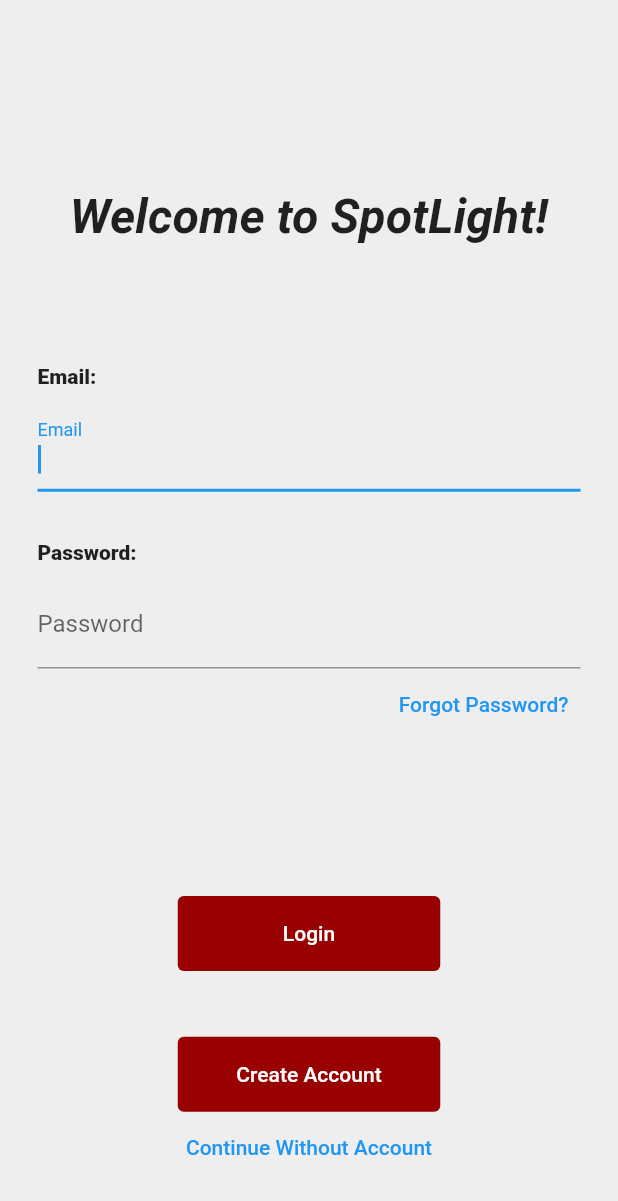
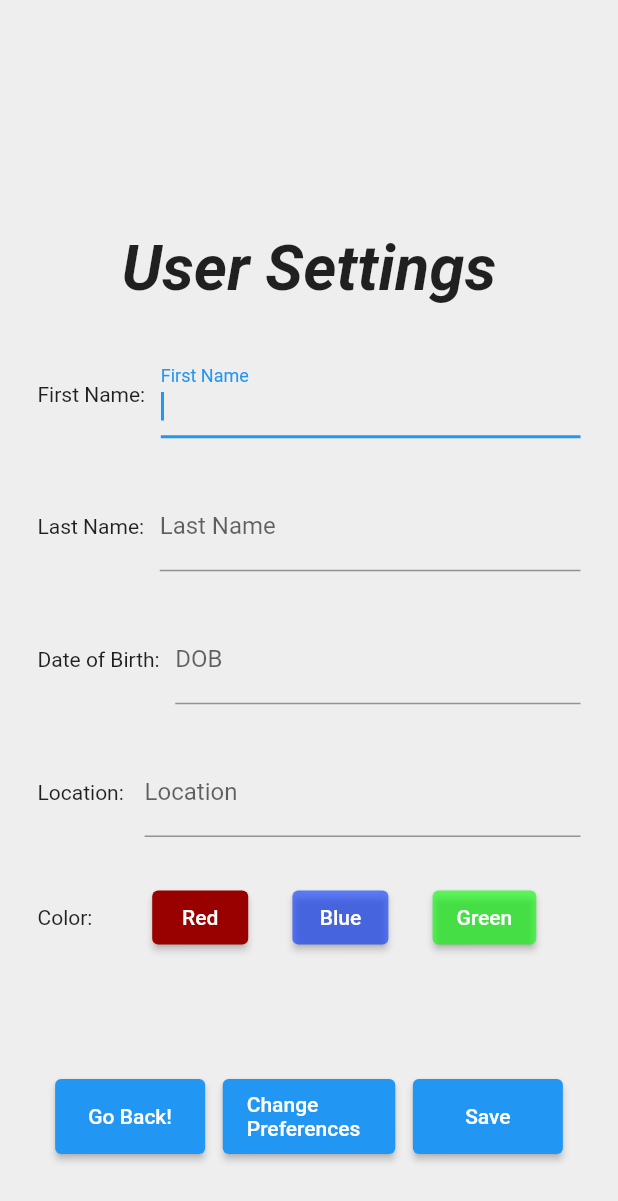
Before and after one commit to astrebe/project-spotlight, a Flutter app: the screen it shows after launch, on a phone screen of 412 x 824 dp. Shown: the top 1201 px of the screen. Run offline on Flutter 3.47's test engine with Material 2 defaults, Android fonts, the phone set to English and light mode, and no system bars; our stand-ins replace cloud_firestore, firebase_auth, firebase_core; accounts and stored records are empty.

Commit message:
Second Creation
I've created another branch for the user settings and preferences that includes all the things already involved in main, since in order to use preferences I needed the database created with the recall information

```diff
--- a/spotlight_app/lib/main.dart
+++ b/spotlight_app/lib/main.dart
@@ -4,6 +4,7 @@
 import 'package:spotlight_app/RecalledProductDatabase.dart';
 import 'package:spotlight_app/SpotlightFilterView.dart';
 import 'SpotlightViewFrame.dart';
+import 'userSettings.dart';
 
 void main() async {
   WidgetsFlutterBinding.ensureInitialized();
@@ -62,7 +63,7 @@
     return Scaffold(
       backgroundColor: Colors.grey.shade200,
       resizeToAvoidBottomInset: false,
-      body: const LoginScreen(),
+      body: const UserSettings(),
     );
   }
 }
--- /dev/null
+++ b/spotlight_app/lib/userSettings.dart
@@ -0,0 +1,215 @@
+import 'package:flutter/material.dart';
+import 'dart:async';
+import "package:firebase_auth/firebase_auth.dart";
+import "package:cloud_firestore/cloud_firestore.dart";
+import 'package:spotlight_app/SpotlightViewFrame.dart';
+import 'userPreferences.dart';
+
+class UserSettings extends StatefulWidget {
+  const UserSettings({Key? key}) : super(key: key);
+
+  @override
+  _UserSettingsState createState() => _UserSettingsState();
+}
+
+class _UserSettingsState extends State<UserSettings> {
+  String _firstName = "First Name";
+  String _lastName = "Last Name";
+  String _dob = "DOB";
+  String _location = "Location";
+  Color col = Color.fromARGB(255, 153, 0, 0);
+
+  @override
+  Widget build(BuildContext context) {
+    return Container(
+      padding: const EdgeInsets.all(25.0),
+      margin: const EdgeInsets.only(top: 100.0),
+      child: Center(
+          child: Column(
+        mainAxisAlignment: MainAxisAlignment.spaceEvenly,
+        children: <Widget>[
+          Align(
+            child: Text(
+              "User Settings",
+              style: TextStyle(
+                  fontWeight: FontWeight.bold,
+                  fontSize: 42,
+                  fontStyle: FontStyle.italic),
+              textAlign: TextAlign.center,
+            ),
+          ),
+          Flexible(
+            child: Row(
+              crossAxisAlignment: CrossAxisAlignment.center,
+              mainAxisAlignment: MainAxisAlignment.start,
+              children: [
+                const Text(
+                  "First Name:   ",
+                ),
+                Expanded(
+                  child: TextFormField(
+                    autofocus: true,
+                    onChanged: (newText) {
+                      setState(() {
+                        _firstName = newText;
+                      });
+                    },
+                    decoration: InputDecoration(
+                      labelText: _firstName,
+                    ),
+                  ),
+                ),
+              ],
+            ),
+          ),
+          Flexible(
+            child: Row(
+              children: [
+                const Text("Last Name:   "),
+                Expanded(
+                  child: TextFormField(
+                    autofocus: true,
+                    onChanged: (newText) {
+                      setState(() {
+                        _lastName = newText;
+                      });
+                    },
+                    decoration: InputDecoration(
+                      labelText: _lastName,
+                    ),
+                  ),
+                ),
+              ],
+            ),
+          ),
+          Flexible(
+            child: Row(
+              children: [
+                const Text("Date of Birth:   "),
+                Expanded(
+                  child: TextFormField(
+                    autofocus: true,
+                    onChanged: (newText) {
+                      setState(() {
+                        _dob = newText;
+                      });
+                    },
+                    decoration: InputDecoration(
+                      labelText: _dob,
+                    ),
+                  ),
+                ),
+              ],
+            ),
+          ),
+          Flexible(
+            child: Row(
+              children: [
+                const Text("Location:    "),
+                Expanded(
+                  child: TextFormField(
+                    autofocus: true,
+                    onChanged: (newText) {
+                      setState(() {
+                        _location = newText;
+                      });
+                    },
+                    decoration: InputDecoration(
+                      labelText: _location,
+                    ),
+                  ),
+                ),
+              ],
+            ),
+          ),
+          Flexible(
+            child: Row(
+              children: [
+                const Text("Color:   "),
+                Expanded(
+                  child: Row(
+                      mainAxisAlignment: MainAxisAlignment.spaceEvenly,
+                      children: [
+                        ElevatedButton(
+                          onPressed: () async {
+                            col = Color.fromARGB(255, 153, 0, 0);
+                          },
+                          child: const Text('Red'),
+                          style: ButtonStyle(
+                            backgroundColor: MaterialStateProperty.all<Color>(
+                                const Color.fromARGB(255, 153, 0, 0)),
+                          ),
+                        ),
+                        ElevatedButton(
+                          onPressed: () async {
+                            col = Color.fromARGB(153, 0, 51, 255);
+                          },
+                          child: const Text('Blue'),
+                          style: ButtonStyle(
+                            backgroundColor: MaterialStateProperty.all<Color>(
+                              const Color.fromARGB(153, 0, 51, 255),
+                            ),
+                          ),
+                        ),
+                        ElevatedButton(
+                          onPressed: () async {
+                            col = Color.fromARGB(153, 0, 255, 0);
+                          },
+                          child: const Text('Green'),
+                          style: ButtonStyle(
+                            backgroundColor: MaterialStateProperty.all<Color>(
+                              const Color.fromARGB(153, 0, 255, 0),
+                            ),
+                          ),
+                        ),
+                      ]),
+                ),
+              ],
+            ),
+          ),
+          Flexible(
+            child: Column(mainAxisAlignment: MainAxisAlignment.end, children: [
+              Row(mainAxisAlignment: MainAxisAlignment.spaceEvenly, children: [
+                SizedBox(
+                  width: 100,
+                  height: 50,
+                  child: ElevatedButton(
+                    onPressed: () async {
+                      Navigator.of(context).pop();
+                    },
+                    child: const Text('Go Back!'),
+                  ),
+                ),
+                SizedBox(
+                  width: 115,
+                  height: 50,
+                  child: ElevatedButton(
+                    onPressed: () async {
+                      Navigator.push(
+                          context,
+                          MaterialPageRoute(
+                              builder: (context) => UserPreferences()));
+                    },
+                    child: const Text('Change Preferences'),
+                  ),
+                ),
+                SizedBox(
+                  width: 100,
+                  height: 50,
+                  child: ElevatedButton(
+                    onPressed: () async {},
+                    child: const Text('Save'),
+                  ),
+                ),
+              ])
+            ]),
+          ),
+        ],
+      )),
+    );
+  }
+
+  Color getColor() {
+    return col;
+  }
+}
```
Also changed, not shown: spotlight_app/lib/userPreferences.dart (added, +60 -0 lines).
